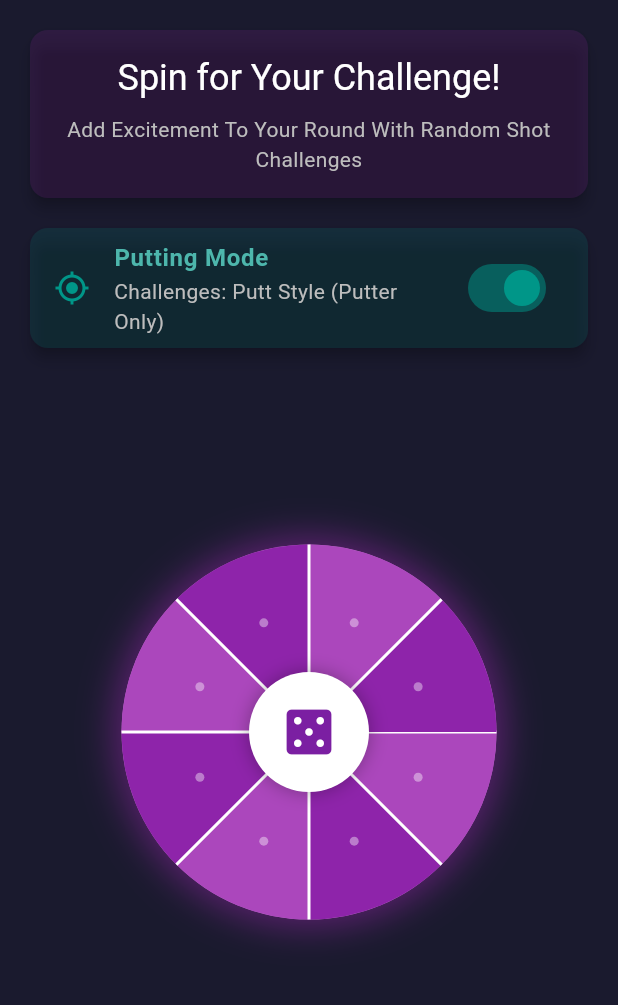
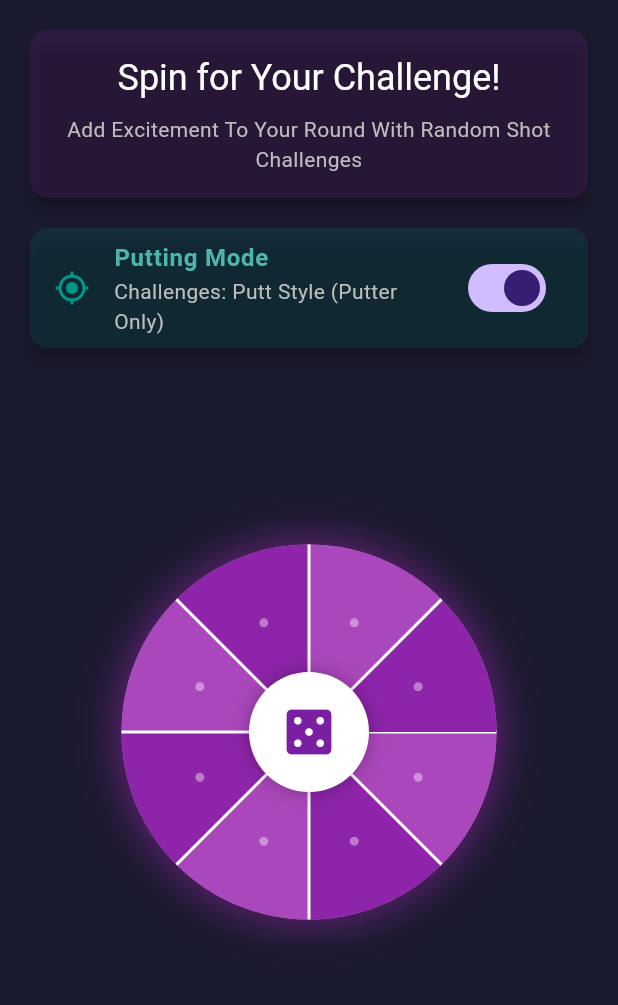
Before and after one commit to nbarr1/DiscFlightSchool, a Flutter app: the RouletteScreen screen opened directly, after a tap on "Throwing Mode", on a phone screen of 412 x 824 dp, the part 84-1089 px from its top. Run offline on Flutter 3.47's test engine with Material 3 defaults, Android fonts, the phone set to English and light mode, and no system bars; our stand-ins replace file_picker, flutter_svg, image_picker, share_plus, shared_preferences, video_player; missing offline and left inert: ffmpeg_kit_flutter_new, gal, google_mlkit_pose_detection, tflite_flutter, video_thumbnail; accounts and stored records are empty.

Commit message:
Remove activeThumbColor from switch widget
Removed activeThumbColor property from the switch widget.

```diff
--- a/disc_golf_app/lib/screens/roulette/roulette_screen.dart
+++ b/disc_golf_app/lib/screens/roulette/roulette_screen.dart
@@ -145,7 +145,6 @@ class _RouletteScreenState extends State<RouletteScreen> with SingleTickerProvid
           color: _isPutting ? Colors.teal : Colors.purple,
         ),
         value: _isPutting,
-        activeThumbColor: Colors.teal,
         onChanged: _isSpinning
             ? null
             : (value) {
```
